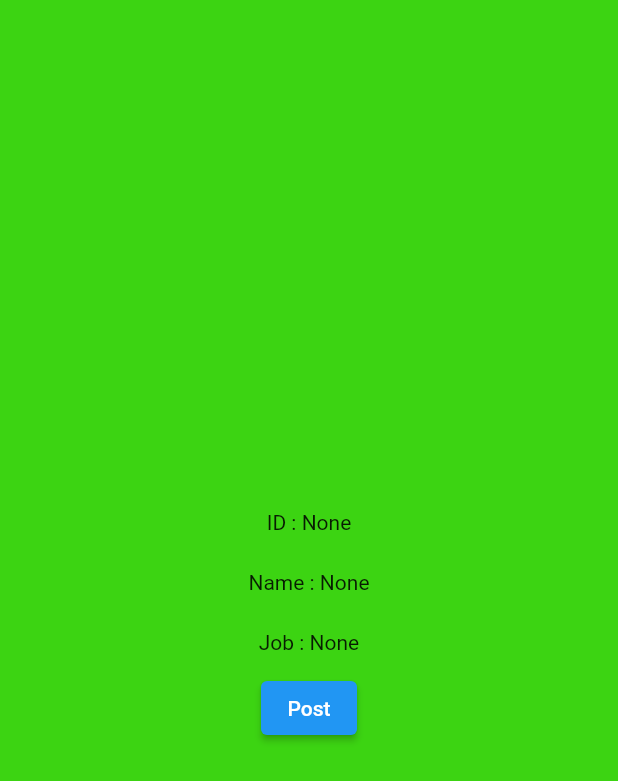
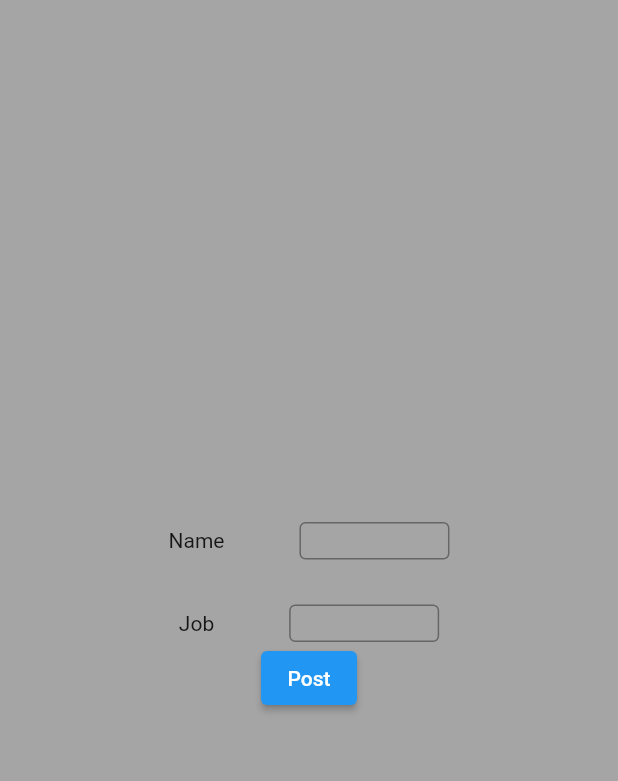
Before and after one commit to koplakzs/API-Testing, a Flutter app: the PostScreen screen opened by its route, on a phone screen of 412 x 824 dp. Shown: the top 781 px of the screen. Run offline on Flutter 3.47's test engine with Material 2 defaults, Android fonts, the light colour scheme and no system bars; missing offline and left inert: dart:ffi.

Commit message:
penambahan inputan user untuk nama dan job

```diff
--- a/lib/screen/post_screen.dart
+++ b/lib/screen/post_screen.dart
@@ -1,3 +1,5 @@
+import 'dart:ffi';
+
 import 'package:api_testing/core/post_data_user.dart';
 import 'package:api_testing/models/post_users.dart';
 import 'package:api_testing/widget/button.dart';
@@ -13,6 +15,8 @@ class PostScreen extends StatefulWidget {
 
 class _PostScreenState extends State<PostScreen> {
   PostUser dataPost = PostUser();
+  String? name, job;
+  bool? change = false;
   // late Future PostUser(String name, String job);
 
   // @override
@@ -27,10 +31,14 @@ class _PostScreenState extends State<PostScreen> {
   Widget build(BuildContext context) {
     return Scaffold(
       body: Container(
-          color: const Color.fromARGB(255, 60, 212, 18),
+          color: const Color.fromARGB(255, 165, 165, 165),
           child: Center(
             child: Column(
               mainAxisAlignment: MainAxisAlignment.center,
+              children: [
+                change != false
+                    ? SizedBox(
+                        child: Column(
                           children: [
                             SizedBox(
                               height: 40,
@@ -38,7 +46,9 @@ class _PostScreenState extends State<PostScreen> {
                                 mainAxisAlignment: MainAxisAlignment.center,
                                 children: [
                                   const Text('ID : '),
-                      Text(dataPost.id == null ? "None" : '${dataPost.id}')
+                                  Text(dataPost.id == null
+                                      ? "None"
+                                      : '${dataPost.id}')
                                 ],
                               ),
                             ),
@@ -48,8 +58,9 @@ class _PostScreenState extends State<PostScreen> {
                                   mainAxisAlignment: MainAxisAlignment.center,
                                   children: [
                                     const Text('Name : '),
-                        Text(
-                            dataPost.name == null ? "None" : '${dataPost.name}')
+                                    Text(dataPost.name == null
+                                        ? "None"
+                                        : '${dataPost.name}')
                                   ],
                                 )),
                             SizedBox(
@@ -58,18 +69,78 @@ class _PostScreenState extends State<PostScreen> {
                                   mainAxisAlignment: MainAxisAlignment.center,
                                   children: [
                                     const Text('Job : '),
-                        Text(dataPost.job == null ? "None" : '${dataPost.job}')
+                                    Text(dataPost.job == null
+                                        ? "None"
+                                        : '${dataPost.job}')
                                   ]),
+                            ),
+                          ],
+                        ),
+                      )
+                    : SizedBox(
+                        child: Column(
+                          mainAxisAlignment: MainAxisAlignment.center,
+                          children: [
+                            Row(
+                              mainAxisAlignment: MainAxisAlignment.center,
+                              children: [
+                                const Text('Name'),
+                                const SizedBox(
+                                  width: 50,
+                                ),
+                                SizedBox(
+                                  width: 100,
+                                  height: 25,
+                                  child: TextField(
+                                    decoration: const InputDecoration(
+                                        border: OutlineInputBorder()),
+                                    onChanged: (value) {
+                                      setState(() {
+                                        name = value;
+                                      });
+                                    },
+                                  ),
+                                ),
+                              ],
+                            ),
+                            const SizedBox(
+                              height: 30,
+                            ),
+                            Row(
+                              mainAxisAlignment: MainAxisAlignment.center,
+                              children: [
+                                const Text('Job'),
+                                const SizedBox(
+                                  width: 50,
+                                ),
+                                SizedBox(
+                                  width: 100,
+                                  height: 25,
+                                  child: TextField(
+                                    decoration: const InputDecoration(
+                                        border: OutlineInputBorder()),
+                                    onChanged: (value) {
+                                      setState(() {
+                                        job = value;
+                                      });
+                                    },
+                                  ),
+                                ),
+                              ],
+                            ),
+                          ],
+                        ),
                       ),
                 Button(
                     onPressed: () => {
-                          postData('Ridho Alfandi', 'Flutter Dev')
-                              .then((value) {
+                          postData(name!, job!).then((value) {
                             // print(value);
                             dataPost.id = value['id'];
                             dataPost.job = value['job'];
                             dataPost.name = value['name'];
-                            setState(() {});
+                            setState(() {
+                              change = true;
+                            });
                           })
                         },
                     text: 'Post')
```
Lines whose indentation alone changed are shown as unchanged.
